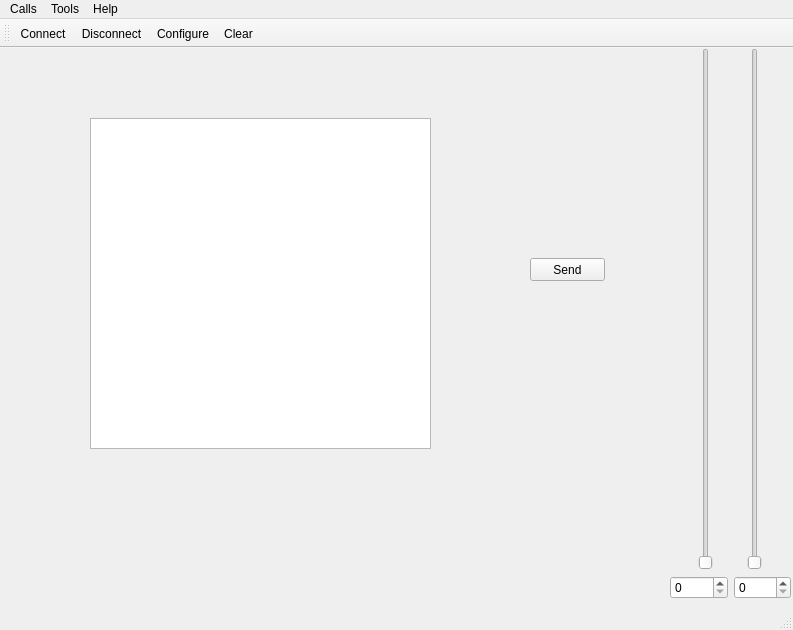
Above: mainwindow.ui from RunoVj/Terminal before the change. Below: the same form after it.
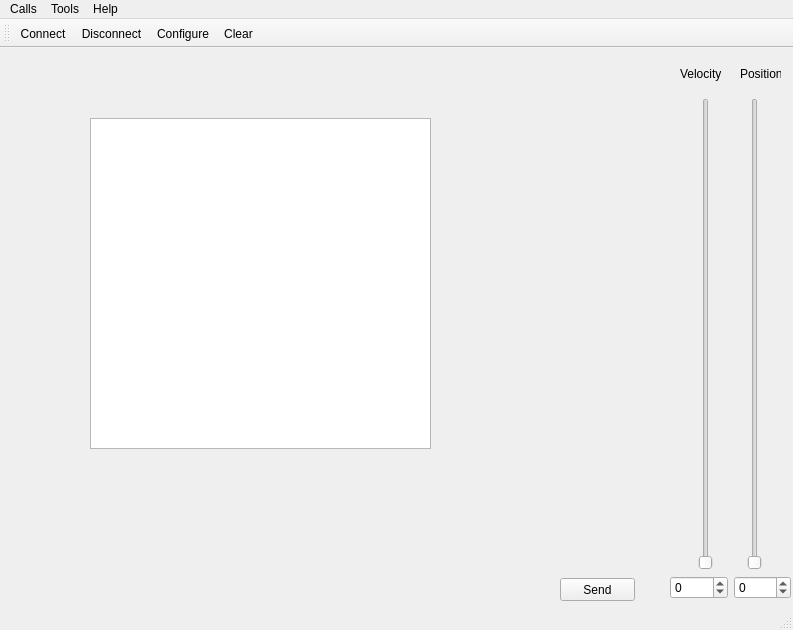
That is the form after the change. Icons and pictures are not drawn.

Diff of the .ui file:
```diff
--- a/mainwindow.ui
+++ b/mainwindow.ui
@@ -17,8 +17,8 @@
    <widget class="QPushButton" name="sendButton">
     <property name="geometry">
      <rect>
-      <x>530</x>
-      <y>210</y>
+      <x>560</x>
+      <y>530</y>
       <width>75</width>
       <height>23</height>
      </rect>
@@ -41,9 +41,9 @@
     <property name="geometry">
      <rect>
       <x>670</x>
-      <y>0</y>
+      <y>50</y>
       <width>121</width>
-      <height>551</height>
+      <height>501</height>
      </rect>
     </property>
     <layout class="QVBoxLayout" name="verticalLayout">
@@ -61,12 +61,18 @@
        </item>
        <item>
         <widget class="QSlider" name="verticalSliderFrequency">
+         <property name="minimum">
+          <number>1</number>
+         </property>
          <property name="maximum">
-          <number>255</number>
+          <number>6</number>
          </property>
          <property name="singleStep">
           <number>1</number>
          </property>
+         <property name="pageStep">
+          <number>1</number>
+         </property>
          <property name="orientation">
           <enum>Qt::Vertical</enum>
          </property>
@@ -80,15 +86,55 @@
      <item>
       <layout class="QHBoxLayout" name="horizontalLayout_2">
        <item>
-        <widget class="QSpinBox" name="spinBoxVelocity"/>
+        <widget class="QSpinBox" name="spinBoxVelocity">
+         <property name="minimum">
+          <number>-127</number>
+         </property>
+         <property name="maximum">
+          <number>128</number>
+         </property>
+        </widget>
        </item>
        <item>
-        <widget class="QSpinBox" name="spinBoxFrequency"/>
+        <widget class="QSpinBox" name="spinBoxFrequency">
+         <property name="minimum">
+          <number>-127</number>
+         </property>
+         <property name="maximum">
+          <number>128</number>
+         </property>
+        </widget>
        </item>
       </layout>
      </item>
     </layout>
    </widget>
+   <widget class="QLabel" name="label">
+    <property name="geometry">
+     <rect>
+      <x>680</x>
+      <y>10</y>
+      <width>41</width>
+      <height>31</height>
+     </rect>
+    </property>
+    <property name="text">
+     <string>Velocity</string>
+    </property>
+   </widget>
+   <widget class="QLabel" name="label_2">
+    <property name="geometry">
+     <rect>
+      <x>740</x>
+      <y>10</y>
+      <width>41</width>
+      <height>31</height>
+     </rect>
+    </property>
+    <property name="text">
+     <string>Position</string>
+    </property>
+   </widget>
   </widget>
   <widget class="QMenuBar" name="menubar">
    <property name="geometry">
```
Left out of the diff: 50 changed lines with no effect on the pictures.
